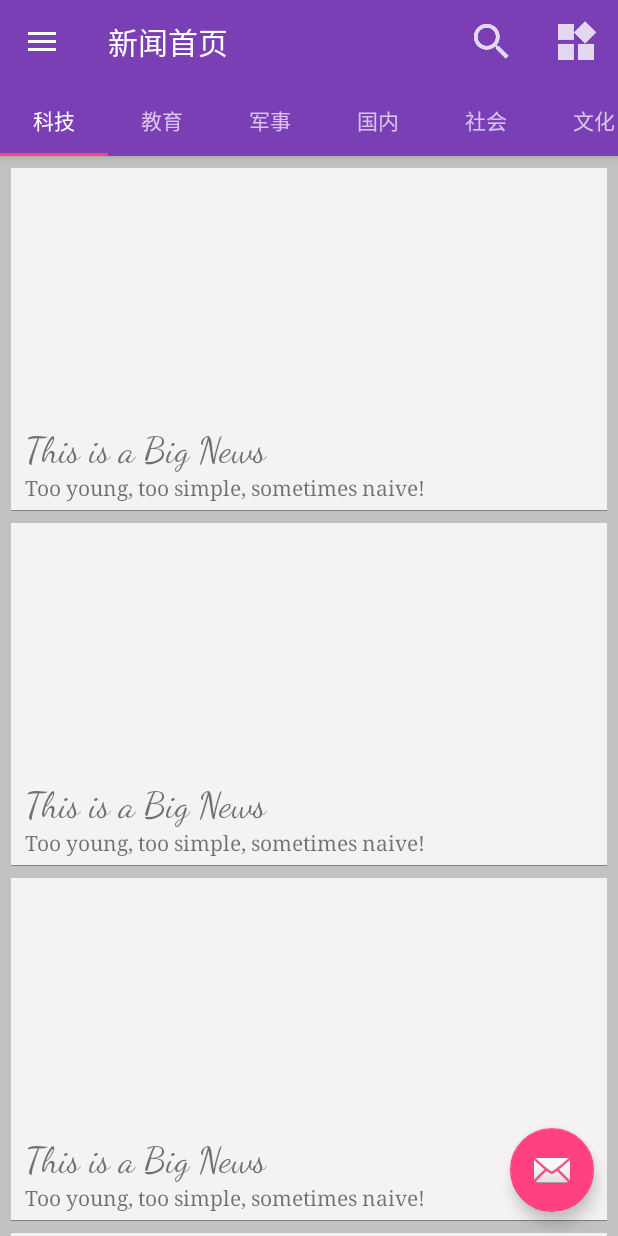
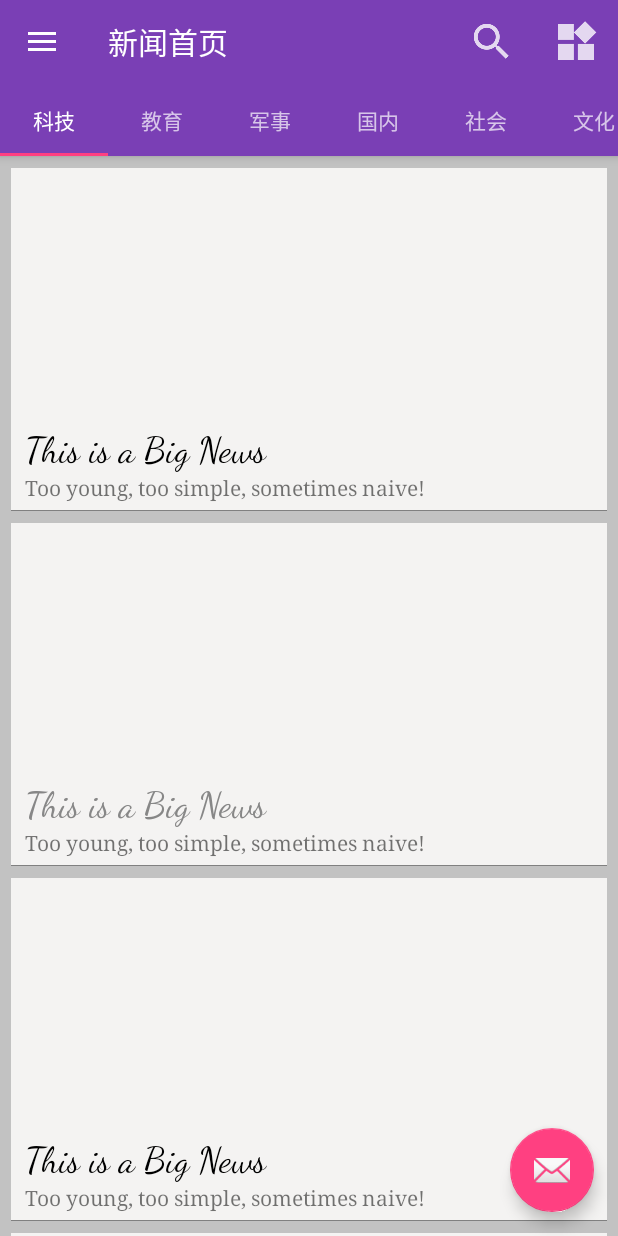
Before and after one commit to leefige/NewsApp, an Android app: the screen it shows after launch (MainActivity), on a phone screen of 412 x 824 dp. Run offline under Robolectric (Android 15) with nearby library versions, the light colour scheme and no system bars; pictures from the network do not load.

Commit message:
add color to distinguish read/unread news

```diff
--- a/app/src/main/java/com/java/group8/BaseRefreshFragment.java
+++ b/app/src/main/java/com/java/group8/BaseRefreshFragment.java
@@ -42,6 +42,7 @@ public class BaseRefreshFragment extends Fragment {
         list.add(new News("science", "123456789", "", "This is a Big News",
                 "2017-09-08", "http://cnews.chinadaily.com.cn/2017-09/08/content_31716799.htm",
                 "我", "zh_ch", "http://upload.qianlong.com/2016/0912/1473642904882.jpg", "", "Too young, too simple, sometimes naive!"));
+        list.get(1).addDetail();
         return list;
     }
 }
--- a/app/src/main/java/com/java/group8/ListViewFragment.java
+++ b/app/src/main/java/com/java/group8/ListViewFragment.java
@@ -18,7 +18,8 @@ import java.util.List;
 import java.util.Random;
 
 /**
- * Created by Oleksii Shliama.
+ *  Originally Created by Oleksii Shliama.
+ *  @author Li Yifei
  */
 public class ListViewFragment extends BaseRefreshFragment {
 
@@ -53,10 +54,6 @@ public class ListViewFragment extends BaseRefreshFragment {
         private final List<News> listData;
         private AsyncImageLoader asyncImageLoader;
 
-        int[] colors = {
-                R.color.saffron,
-                R.color.eggplant,
-                R.color.sienna};
         int[] icons = {
                 R.drawable.icon_1,
                 R.drawable.icon_2,
@@ -74,7 +71,6 @@ public class ListViewFragment extends BaseRefreshFragment {
         public View getView(final int position, View convertView, @NonNull ViewGroup parent) {
             final ViewHolder viewHolder;
             final News data = listData.get(position);
-
             // setup view holder
             if (convertView == null) {
                 convertView = mInflater.inflate(R.layout.list_item, parent, false);
@@ -84,8 +80,17 @@ public class ListViewFragment extends BaseRefreshFragment {
                 viewHolder = (ViewHolder) convertView.getTag();
             }
 
+            viewHolder.titleView.setText(data.news_Title);
+            viewHolder.contentView.setText(data.news_Intro);
+            if (data.read) {
+                viewHolder.titleView.setTextColor(getResources().getColor(R.color.newsRead));
+            }
+            else {
+                viewHolder.titleView.setTextColor(getResources().getColor(R.color.newsUnread));
+            }
+
+            // download image from web
             Random rand = new Random();
-
             String imageUrl = data.news_Pictures.split(";")[0];
             ImageView tmpImageView = viewHolder.imageView;
             tmpImageView.setTag(imageUrl);
@@ -99,7 +104,6 @@ public class ListViewFragment extends BaseRefreshFragment {
                         }
                     }
                 });
-
                 if (cachedImage == null) {
                     viewHolder.imageView.setImageResource(icons[rand.nextInt(3)]);
                 } else {
@@ -109,11 +113,6 @@ public class ListViewFragment extends BaseRefreshFragment {
             else {
                 viewHolder.imageView.setImageResource(icons[rand.nextInt(3)]);
             }
-
-//            viewHolder.frameView.setBackgroundResource(colors[rand.nextInt(3)]);
-            viewHolder.titleView.setText(data.news_Title);
-            viewHolder.contentView.setText(data.news_Intro);
-
             return convertView;
         }
 
--- a/app/src/main/java/com/java/group8/News.java
+++ b/app/src/main/java/com/java/group8/News.java
@@ -7,6 +7,7 @@ import java.util.List;
  */
 
 public class News {
+    public boolean read;
     public String newsClassTag;
     public String news_ID;
     public String news_Source;
@@ -23,6 +24,7 @@ public class News {
     public News(String newsClassTag, String news_ID, String news_Source,
                 String news_Title, String news_Time, String news_URL, String news_Author,
                 String lang_Type, String news_Pictures, String news_Video, String news_Intro) {
+        this.read = false;
         this.newsClassTag = newsClassTag;
         this.news_ID = news_ID;
         this.news_Source = news_Source;
@@ -38,6 +40,7 @@ public class News {
 
     public void addDetail() {
         /*TODO: ADD DETAILS TO THIS OBJECT*/
+        read = true;
         news_content = new NewsDetail();
     }
 
--- a/app/src/main/java/com/java/group8/NewsCategory.java
+++ b/app/src/main/java/com/java/group8/NewsCategory.java
@@ -12,7 +12,7 @@ public enum NewsCategory {
 
     private int index;
 
-    private NewsCategory(int _index) {
+    NewsCategory(int _index) {
         index = _index;
     }
 
--- a/app/src/main/res/layout/recyclerview_item.xml
+++ b/app/src/main/res/layout/recyclerview_item.xml
@@ -26,7 +26,7 @@
             android:layout_below="@id/category_icon"
             android:gravity="bottom|center_horizontal"
             android:paddingBottom="10dp"
-            android:textSize="18dp"/>
+            android:textSize="18sp"/>
     </RelativeLayout>
 
 </FrameLayout>
--- a/app/src/main/res/values/colors.xml
+++ b/app/src/main/res/values/colors.xml
@@ -11,4 +11,7 @@
     <color name="eggplant">#663D4E</color>
     <color name="sienna">#EB6460</color>
     <color name="newsBackground">#c2c2c2</color>
+
+    <color name="newsUnread">#000000</color>
+    <color name="newsRead">#878787</color>
 </resources>
```
Also changed, not shown: app/src/main/java/com/java/group8/MainActivity.java (+1 -37 lines), app/src/main/java/com/java/group8/RecyclerViewFragment.java (deleted, +0 -114 lines), app/src/main/res/layout/fragment_recycler_view.xml (deleted, +0 -20 lines).
